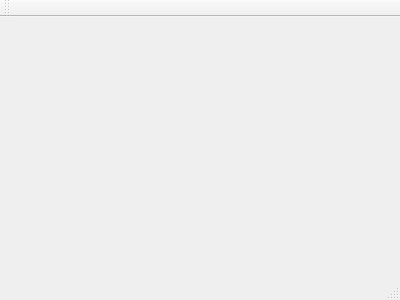
Old version of the form mainwindow.ui in the repository SandvichVonNom/JungleModel.
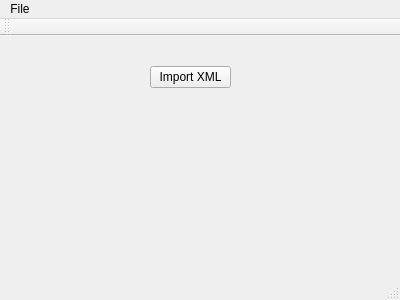
New version of the form.

Diff of the .ui file:
```diff
--- a/mainwindow.ui
+++ b/mainwindow.ui
@@ -12,13 +12,48 @@
   <property name="windowTitle" >
    <string>MainWindow</string>
   </property>
-  <widget class="QMenuBar" name="menuBar" />
-  <widget class="QToolBar" name="mainToolBar" />
-  <widget class="QWidget" name="centralWidget" />
-  <widget class="QStatusBar" name="statusBar" />
+  <widget class="QWidget" name="centralWidget">
+   <widget class="QPushButton" name="pushButton">
+    <property name="geometry">
+     <rect>
+      <x>150</x>
+      <y>30</y>
+      <width>81</width>
+      <height>22</height>
+     </rect>
+    </property>
+    <property name="text">
+     <string>Import XML</string>
+    </property>
+   </widget>
+  </widget>
+  <widget class="QMenuBar" name="menuBar">
+   <property name="geometry">
+    <rect>
+     <x>0</x>
+     <y>0</y>
+     <width>400</width>
+     <height>19</height>
+    </rect>
+   </property>
+   <widget class="QMenu" name="menuFile">
+    <property name="title">
+     <string>File</string>
+    </property>
+   </widget>
+   <addaction name="menuFile"/>
+  </widget>
+  <widget class="QToolBar" name="mainToolBar">
+   <attribute name="toolBarArea">
+    <enum>TopToolBarArea</enum>
+   </attribute>
+   <attribute name="toolBarBreak">
+    <bool>true</bool>
+   </attribute>
+  </widget>
+  <widget class="QStatusBar" name="statusBar"/>
  </widget>
- <layoutDefault spacing="6" margin="11" />
- <pixmapfunction></pixmapfunction>
+ <layoutdefault spacing="6" margin="11"/>
  <resources/>
  <connections/>
 </ui>
```
Left out of the diff: 7 changed lines with no effect on the pictures.
